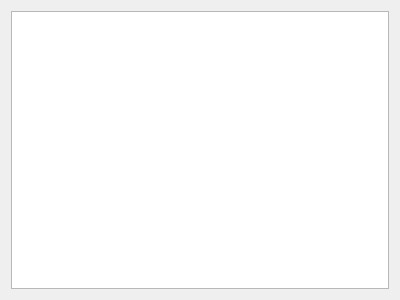
The window that OS_2/errors.ui (Win9XCHI/Translator) describes before a commit, drawn with Qt 5.
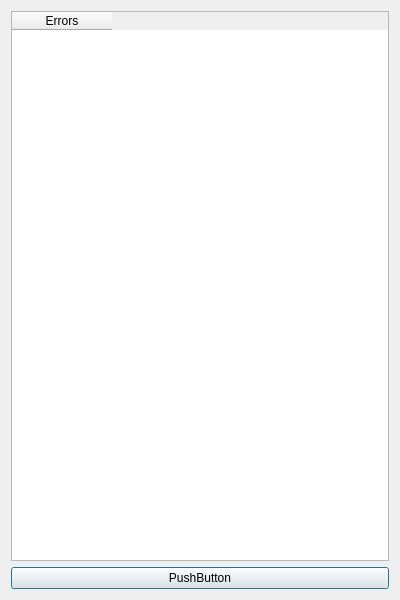
The same window after the commit.

Commit message: fixed ID and Errors Forms

What changed in the file:
```diff
--- a/OS_2/errors.ui
+++ b/OS_2/errors.ui
@@ -7,7 +7,7 @@
     <x>0</x>
     <y>0</y>
     <width>400</width>
-    <height>300</height>
+    <height>600</height>
    </rect>
   </property>
   <property name="windowTitle">
@@ -15,7 +15,20 @@
   </property>
   <layout class="QVBoxLayout" name="verticalLayout">
    <item>
-    <widget class="QTableWidget" name="tableWidget"/>
+    <widget class="QTableWidget" name="tableWidget">
+     <column>
+      <property name="text">
+       <string>Errors</string>
+      </property>
+     </column>
+    </widget>
+   </item>
+   <item>
+    <widget class="QPushButton" name="pushButton">
+     <property name="text">
+      <string>PushButton</string>
+     </property>
+    </widget>
    </item>
   </layout>
  </widget>
```
The commit also changes 12 other files.
